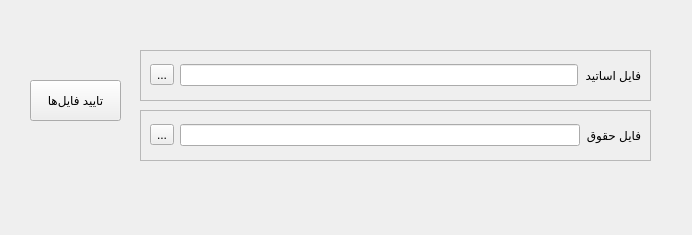
Before: the Qt Designer form rawUi/prompt.ui in soda-sh/uni-salary, drawn with Qt 5.
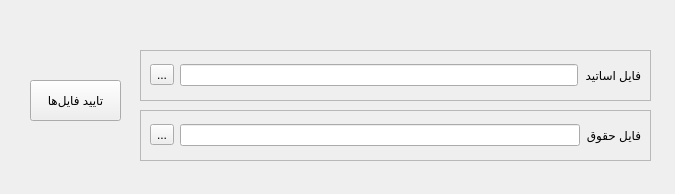
After: the same form once the commit is applied.

Commit message: TableView handler; connected buttons, inputs, boxes to functions;

```diff
--- a/rawUi/prompt.ui
+++ b/rawUi/prompt.ui
@@ -6,8 +6,8 @@
    <rect>
     <x>0</x>
     <y>0</y>
-    <width>692</width>
-    <height>235</height>
+    <width>675</width>
+    <height>194</height>
    </rect>
   </property>
   <property name="windowTitle">
```
The commit also changes 4 other files.
